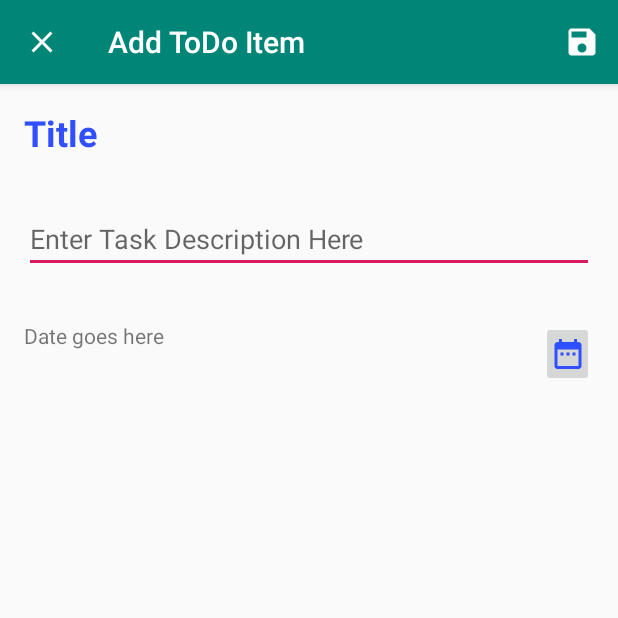
After one commit to grvmishra788/RemindToDo, an Android app: the AddToDoItem screen opened directly, with no data from a screen before it, on a phone screen of 412 x 824 dp, the top half of it. The commit adds this screen. Run offline under Robolectric (Android 15) with nearby library versions, the phone set to English and light mode, and no system bars.

Commit message:
AddToDoItem Activity class created to add ToDo Items with a FAB

```diff
--- a/app/build.gradle
+++ b/app/build.gradle
@@ -22,6 +22,7 @@ android {
 dependencies {
     implementation fileTree(dir: 'libs', include: ['*.jar'])
     implementation 'com.android.support:appcompat-v7:28.0.0'
+    implementation 'com.android.support:design:28.0.0'
     implementation 'com.android.support.constraint:constraint-layout:1.1.3'
     implementation 'com.android.support:recyclerview-v7:28.0.0'
     implementation 'com.android.support:cardview-v7:28.0.0'
--- /dev/null
+++ b/app/src/main/java/com/grvmishra788/remindtodo/add_todo/AddToDoItem.java
@@ -0,0 +1,139 @@
+package com.grvmishra788.remindtodo.add_todo;
+
+import android.app.DatePickerDialog;
+import android.content.Intent;
+import android.support.v4.app.DialogFragment;
+import android.support.v7.app.AppCompatActivity;
+import android.os.Bundle;
+import android.util.Log;
+import android.view.Menu;
+import android.view.MenuInflater;
+import android.view.MenuItem;
+import android.view.View;
+import android.widget.Button;
+import android.widget.DatePicker;
+import android.widget.EditText;
+import android.widget.ImageButton;
+import android.widget.TextView;
+import android.widget.Toast;
+
+import com.grvmishra788.remindtodo.MainActivity;
+import com.grvmishra788.remindtodo.R;
+import com.grvmishra788.remindtodo.basic.ToDoItem;
+
+import java.text.DateFormat;
+import java.util.Calendar;
+import java.util.Date;
+
+import static android.widget.Toast.LENGTH_SHORT;
+
+public class AddToDoItem extends AppCompatActivity implements DatePickerDialog.OnDateSetListener {
+
+    //constant strings
+    private static final String TAG = AddToDoItem.class.getName();  //constant Class TAG
+    public static final String EXTRA_DESCRIPTION = "com.grvmishra788.remindtodo.add_todo.EXTRA_DESCRIPTION";
+    public static final String EXTRA_DATE = "com.grvmishra788.remindtodo.add_todo.EXTRA_DATE";
+
+    //EditText variables
+    private EditText mEditText;
+    private TextView mEditDate;
+
+    //Button variables
+    private ImageButton mDateButton;
+
+    //DAte variables
+    Date mDate;
+
+    @Override
+    protected void onCreate(Bundle savedInstanceState) {
+        Log.d(TAG, "onCreate() called for "+TAG);
+        super.onCreate(savedInstanceState);
+        setContentView(R.layout.activity_add_to_do_item);
+
+        //init EditText variables
+        mEditText = (EditText) findViewById(R.id.editText);
+        mEditDate = (TextView) findViewById(R.id.editDate);
+
+        //init Date Button variable & set its onClick Listener
+        mDateButton = (ImageButton) findViewById(R.id.saveDate);
+        mDateButton.setOnClickListener(new View.OnClickListener() {
+            @Override
+            public void onClick(View view) {
+                Log.d(TAG, "onClickListener called for mDateButton");
+                DialogFragment mDatePicker = new DatePickerFragment();
+                mDatePicker.show(getSupportFragmentManager(), "Date Picker Dialog");
+                Log.d(TAG, "onClickListener finished for mDateButton");
+            }
+        });
+
+        getSupportActionBar().setHomeAsUpIndicator(R.drawable.ic_close_activity);
+        setTitle("Add ToDo Item");
+    }
+
+    @Override
+    public boolean onCreateOptionsMenu(Menu menu) {
+        // Inflate the menu items for use in the action bar
+        Log.d(TAG, "onCreateOptionsMenu() called for AddToDoItem menu");
+        MenuInflater inflater = getMenuInflater();
+        inflater.inflate(R.menu.save_todoitem_menu, menu);
+        return super.onCreateOptionsMenu(menu);
+    }
+
+    @Override
+    public boolean onOptionsItemSelected(MenuItem item) {
+        Log.d(TAG, "onOptionsItemSelected() called for AddToDoItem menu");
+        // Handle presses on the action bar items
+        switch (item.getItemId()) {
+            case R.id.saveToDoItem:
+                Log.d(TAG, "saveToDoItem selected for AddToDoItem menu");
+                saveToDoItem();
+                return true;
+            default:
+                return super.onOptionsItemSelected(item);
+        }
+    }
+    @Override
+    public void onDateSet(DatePicker datePicker, int year, int month, int day) {
+        Log.d(TAG, "OnDateSetListener() called");
+
+        //get year, month and day from calendar instance
+        Calendar mCalendar = Calendar.getInstance();
+        mCalendar.set(Calendar.YEAR, year);
+        mCalendar.set(Calendar.MONTH, month);
+        mCalendar.set(Calendar.DAY_OF_MONTH, day);
+
+        //create date object
+        mDate = mCalendar.getTime();
+
+        //convert date to string & display in text view
+        String mDateString = DateFormat.getDateInstance(DateFormat.FULL).format(mDate);
+        mEditDate.setText(mDateString);
+
+        Log.d(TAG, "OnDateSetListener() call completed");
+    }
+
+    private void saveToDoItem(){
+        Log.d(TAG, "saveToDoItem() called.");
+
+        //get ToDOItem description from mEditText
+        String mToDoItemDescription = mEditText.getText().toString();
+
+        if(mToDoItemDescription.trim().isEmpty()){
+            //if this description is null, popup a toast to notify the user
+            Toast.makeText(getApplicationContext(), "No ToDo to save", LENGTH_SHORT).show();
+        }
+        else{
+
+            //else create a new intent to pass available info about ToDoItem back to MainActivity
+            Intent mToDoItemIntent = new Intent();
+            mToDoItemIntent.putExtra(EXTRA_DESCRIPTION, mToDoItemDescription);
+            mToDoItemIntent.putExtra(EXTRA_DATE, (mDate!=null)?mDate.getTime():null);
+            setResult(RESULT_OK, mToDoItemIntent);
+
+            //finish current activity
+            finish();
+        }
+        Log.d(TAG, "saveToDoItem() completed.");
+    }
+
+}
--- /dev/null
+++ b/app/src/main/res/drawable/ic_add_todoitem.xml
@@ -0,0 +1,5 @@
+<vector android:height="56dp" android:tint="#304FFE"
+    android:viewportHeight="24.0" android:viewportWidth="24.0"
+    android:width="56dp" xmlns:android="http://schemas.android.com/apk/res/android">
+    <path android:fillColor="#FF000000" android:pathData="M12,2C6.48,2 2,6.48 2,12s4.48,10 10,10 10,-4.48 10,-10S17.52,2 12,2zM17,13h-4v4h-2v-4L7,13v-2h4L11,7h2v4h4v2z"/>
+</vector>
--- /dev/null
+++ b/app/src/main/res/drawable/ic_close_activity.xml
@@ -0,0 +1,5 @@
+<vector android:height="24dp" android:tint="#FFFFFF"
+    android:viewportHeight="24.0" android:viewportWidth="24.0"
+    android:width="24dp" xmlns:android="http://schemas.android.com/apk/res/android">
+    <path android:fillColor="#FF000000" android:pathData="M19,6.41L17.59,5 12,10.59 6.41,5 5,6.41 10.59,12 5,17.59 6.41,19 12,13.41 17.59,19 19,17.59 13.41,12z"/>
+</vector>
--- /dev/null
+++ b/app/src/main/res/drawable/ic_date_picker.xml
@@ -0,0 +1,5 @@
+<vector android:height="24dp" android:tint="#304FFE"
+    android:viewportHeight="24.0" android:viewportWidth="24.0"
+    android:width="24dp" xmlns:android="http://schemas.android.com/apk/res/android">
+    <path android:fillColor="#FF000000" android:pathData="M9,11L7,11v2h2v-2zM13,11h-2v2h2v-2zM17,11h-2v2h2v-2zM19,4h-1L18,2h-2v2L8,4L8,2L6,2v2L5,4c-1.11,0 -1.99,0.9 -1.99,2L3,20c0,1.1 0.89,2 2,2h14c1.1,0 2,-0.9 2,-2L21,6c0,-1.1 -0.9,-2 -2,-2zM19,20L5,20L5,9h14v11z"/>
+</vector>
--- /dev/null
+++ b/app/src/main/res/drawable/ic_save_todoitem.xml
@@ -0,0 +1,5 @@
+<vector android:height="24dp" android:tint="#FFFFFF"
+    android:viewportHeight="24.0" android:viewportWidth="24.0"
+    android:width="24dp" xmlns:android="http://schemas.android.com/apk/res/android">
+    <path android:fillColor="#FF000000" android:pathData="M17,3L5,3c-1.11,0 -2,0.9 -2,2v14c0,1.1 0.89,2 2,2h14c1.1,0 2,-0.9 2,-2L21,7l-4,-4zM12,19c-1.66,0 -3,-1.34 -3,-3s1.34,-3 3,-3 3,1.34 3,3 -1.34,3 -3,3zM15,9L5,9L5,5h10v4z"/>
+</vector>
--- /dev/null
+++ b/app/src/main/res/layout/activity_add_to_do_item.xml
@@ -0,0 +1,56 @@
+<?xml version="1.0" encoding="utf-8"?>
+<LinearLayout
+    xmlns:android="http://schemas.android.com/apk/res/android"
+    xmlns:app="http://schemas.android.com/apk/res-auto"
+    xmlns:tools="http://schemas.android.com/tools"
+    android:layout_width="match_parent"
+    android:layout_height="match_parent"
+    android:orientation="vertical"
+    tools:context=".add_todo.AddToDoItem">
+
+    <TextView
+        android:layout_width="match_parent"
+        android:layout_height="wrap_content"
+        android:text="Title"
+        android:layout_margin="16dp"
+        android:textStyle="bold"
+        android:textColor="#304FFE"
+        android:textSize="24sp"
+        tools:ignore="MissingConstraints" />
+
+    <EditText
+        android:id="@+id/editText"
+        android:layout_width="match_parent"
+        android:layout_height="wrap_content"
+        tools:ignore="MissingConstraints"
+        android:hint="Enter Task Description Here"
+        android:layout_margin="16dp"
+        android:inputType="text"/>
+
+    <LinearLayout
+        android:layout_width="match_parent"
+        android:layout_height="wrap_content"
+        android:layout_margin="16dp"
+        android:orientation="horizontal">
+
+        <TextView
+            android:id="@+id/editDate"
+            android:text="Date goes here"
+            android:layout_width="0dp"
+            android:layout_weight="90"
+            android:layout_height="wrap_content"
+            android:hint="Enter due date"
+            android:layout_marginRight="16dp"/>
+
+        <ImageButton
+            android:id="@+id/saveDate"
+            android:src="@drawable/ic_date_picker"
+            android:layout_width="0dp"
+            android:layout_weight="10"
+            android:layout_height="wrap_content"
+            android:layout_marginLeft="16dp"
+            />
+
+    </LinearLayout>
+
+</LinearLayout>
--- /dev/null
+++ b/app/src/main/res/menu/save_todoitem_menu.xml
@@ -0,0 +1,9 @@
+<?xml version="1.0" encoding="utf-8"?>
+<menu xmlns:android="http://schemas.android.com/apk/res/android"
+    xmlns:app="http://schemas.android.com/apk/res-auto">
+    <item
+        android:id="@+id/saveToDoItem"
+        android:icon="@drawable/ic_save_todoitem"
+        android:title="Save"
+        app:showAsAction="ifRoom" />
+</menu>
--- /dev/null
+++ b/app/src/main/res/values/dimens.xml
@@ -0,0 +1,6 @@
+<?xml version="1.0" encoding="utf-8"?>
+<resources xmlns:tools="http://schemas.android.com/tools">
+    <!-- Default screen margins, per the Android Design guidelines. -->
+    <dimen name="fab_margin">16dp</dimen>
+    <dimen name="design_fab_image_size" tools:override="true">56dp</dimen>
+</resources>
```
Also changed, not shown: app/src/main/AndroidManifest.xml (+6 -1 lines), app/src/main/java/com/grvmishra788/remindtodo/MainActivity.java (+36 -30 lines), app/src/main/java/com/grvmishra788/remindtodo/add_todo/DatePickerFragment.java (added, +30 -0 lines), app/src/main/res/layout/activity_main.xml (+18 -26 lines).
